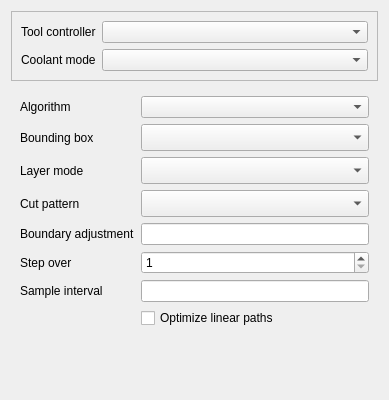
The window that src/Mod/CAM/Gui/Resources/panels/PageOpWaterlineEdit.ui (southseact-3d/fcd) describes before a commit, drawn with Qt 5.
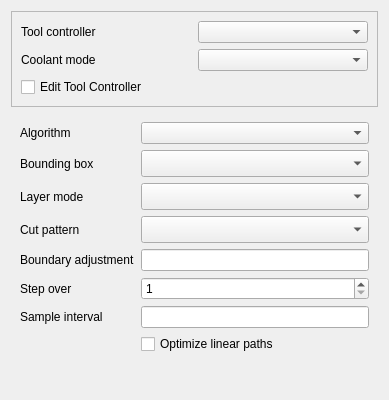
The same window after the commit. Custom widgets are drawn as their Qt base class.

Commit message: [CAM] Add UI elements for viewing and editing tool controller parameters from within the operation edit UI (#23180)

Diff of the .ui file:
```diff
--- a/src/Mod/CAM/Gui/Resources/panels/PageOpWaterlineEdit.ui
+++ b/src/Mod/CAM/Gui/Resources/panels/PageOpWaterlineEdit.ui
@@ -22,7 +22,7 @@
      <property name="frameShadow">
       <enum>QFrame::Raised</enum>
      </property>
-     <layout class="QFormLayout" name="formLayout">
+     <layout class="QGridLayout" name="gridLayout">
       <item row="0" column="0">
        <widget class="QLabel" name="toolController_label">
         <property name="text">
@@ -47,6 +47,13 @@
         </property>
        </widget>
       </item>
+      <item row="2" column="0" colspan="2">
+       <widget class="QCheckBox" name="editToolController">
+        <property name="text">
+         <string>Edit Tool Controller</string>
+        </property>
+       </widget>
+      </item>
      </layout>
     </widget>
    </item>
```
The commit also changes 26 other files.
